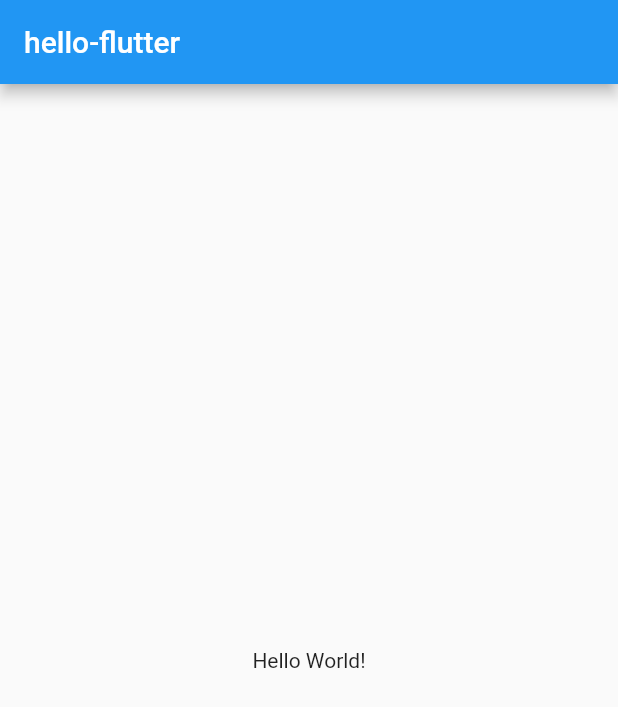
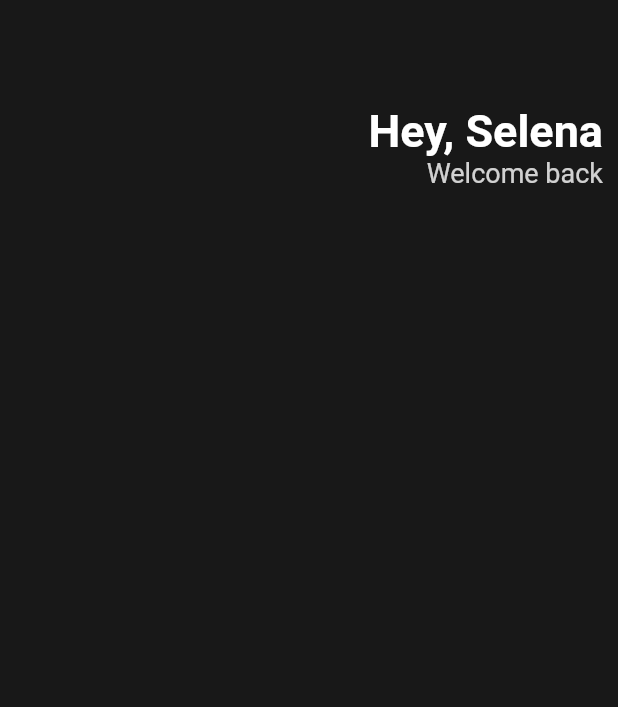
Before and after one commit to DaehunGwak/flutter-playground, a Flutter app: the screen it shows after launch, on a phone screen of 412 x 824 dp. Shown: the top 707 px of the screen. Run offline on Flutter 3.47's test engine with Material 2 defaults, Android fonts, the phone set to English and light mode, and no system bars.

Commit message:
modify main app (~ 3.1 developer tools)

```diff
--- a/hello_flutter/lib/main.dart
+++ b/hello_flutter/lib/main.dart
@@ -13,11 +13,36 @@ class App extends StatelessWidget {
   Widget build(BuildContext context) {
     return MaterialApp(
       home: Scaffold(
-        appBar: AppBar(
-          title: Text('hello-flutter'),
-        ),
-        body: Center(
-          child: Text('Hello World!'),
+        backgroundColor: const Color(0xff181818),
+        body: Padding(
+          padding: EdgeInsets.symmetric(horizontal: 10),
+          child: Column(
+            children: [
+              SizedBox(height: 70),
+              Row(
+                mainAxisAlignment: MainAxisAlignment.end,
+                children: [
+                  Column(
+                    crossAxisAlignment: CrossAxisAlignment.end,
+                    children: [
+                      Text(
+                        'Hey, Selena',
+                        style: TextStyle(
+                            color: Colors.white,
+                            fontSize: 30,
+                            fontWeight: FontWeight.bold),
+                      ),
+                      Text(
+                        'Welcome back',
+                        style: TextStyle(
+                            color: Colors.white.withOpacity(0.8), fontSize: 18),
+                      ),
+                    ],
+                  ),
+                ],
+              ),
+            ],
+          ),
         ),
       ),
     );
```
Also changed, not shown: 1 other file.
